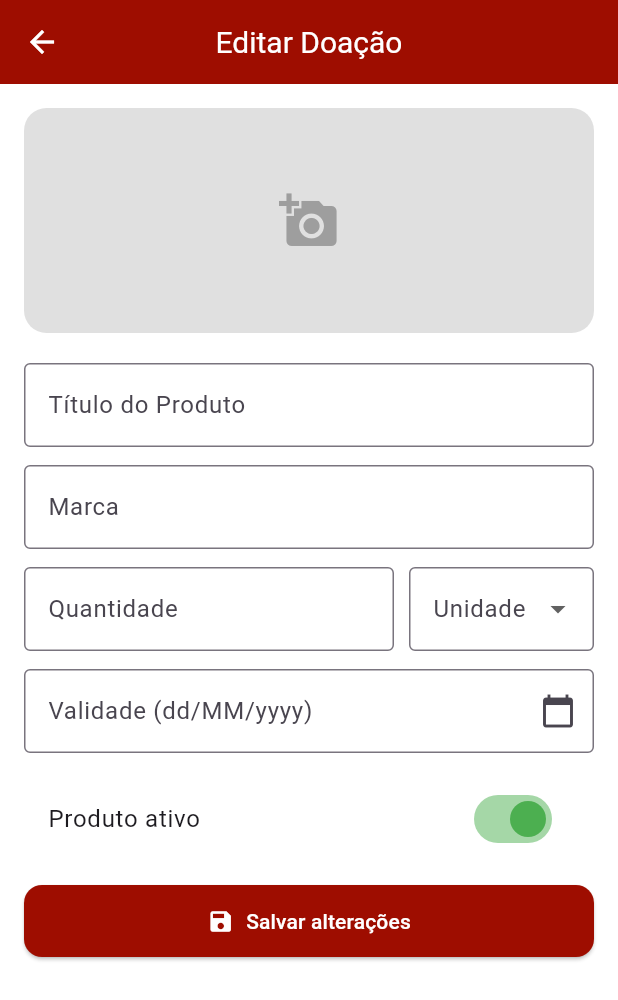
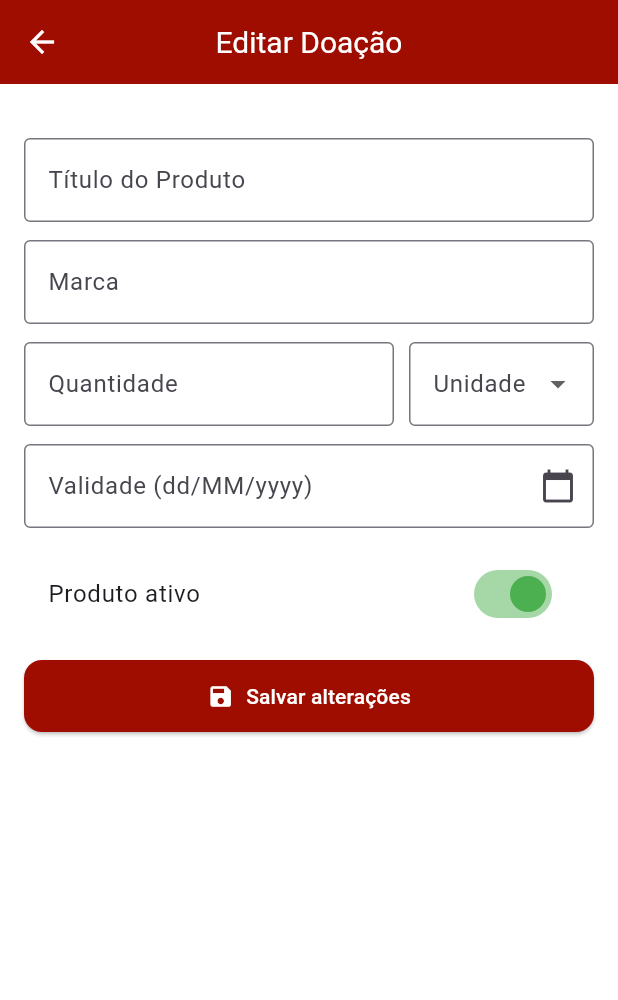
Before and after one commit to andreghenssler2/shareFood, a Flutter app: the EditarDoacaoPage screen opened directly with empty values, on a phone screen of 412 x 824 dp. Shown: the top 1000 px of the screen. Run offline on Flutter 3.47's test engine with Material 3 defaults, Android fonts, the phone set to English and light mode, and no system bars; our stand-ins replace cloud_firestore, firebase_auth, firebase_core, firebase_storage, font_awesome_flutter, image_picker and 1 more; accounts and stored records are empty; statements that could not run were skipped.

Commit message:
Editar Produto, filtro por produto v2

```diff
--- a/lib/features/parceiro/doacoes_parceiro_page.dart
+++ b/lib/features/parceiro/doacoes_parceiro_page.dart
@@ -11,7 +11,7 @@ class DoacoesParceiroPage extends StatefulWidget {
 }
 
 class _DoacoesParceiroPageState extends State<DoacoesParceiroPage> {
-  String filtro = 'todos'; // 🔹 controla o filtro ativo
+  String filtro = 'ativos'; // 🔹 controla o filtro ativo
 
   bool _isNearExpiration(DateTime validade, int days) {
     final hoje = DateTime.now();
--- a/lib/features/parceiro/editar_doacao_page.dart
+++ b/lib/features/parceiro/editar_doacao_page.dart
@@ -113,32 +113,32 @@ class _EditarDoacaoPageState extends State<EditarDoacaoPage> {
                 key: _formKey,
                 child: Column(
                   children: [
-                    GestureDetector(
-                      onTap: _selecionarImagem,
-                      child: ClipRRect(
-                        borderRadius: BorderRadius.circular(15),
-                        child: _imagemSelecionada != null
-                            ? Image.file(
-                                _imagemSelecionada!,
-                                height: 150,
-                                width: double.infinity,
-                                fit: BoxFit.cover,
-                              )
-                            : imagemUrl != null && imagemUrl.isNotEmpty
-                                ? Image.network(
-                                    imagemUrl,
-                                    height: 150,
-                                    width: double.infinity,
-                                    fit: BoxFit.cover,
-                                  )
-                                : Container(
-                                    height: 150,
-                                    width: double.infinity,
-                                    color: Colors.grey[300],
-                                    child: const Icon(Icons.add_a_photo, size: 40, color: Colors.grey),
-                                  ),
-                      ),
-                    ),
+                    // GestureDetector(
+                    //   onTap: _selecionarImagem,
+                    //   child: ClipRRect(
+                    //     borderRadius: BorderRadius.circular(15),
+                    //     child: _imagemSelecionada != null
+                    //         ? Image.file(
+                    //             _imagemSelecionada!,
+                    //             height: 150,
+                    //             width: double.infinity,
+                    //             fit: BoxFit.cover,
+                    //           )
+                    //         : imagemUrl != null && imagemUrl.isNotEmpty
+                    //             ? Image.network(
+                    //                 imagemUrl,
+                    //                 height: 150,
+                    //                 width: double.infinity,
+                    //                 fit: BoxFit.cover,
+                    //               )
+                    //             : Container(
+                    //                 height: 150,
+                    //                 width: double.infinity,
+                    //                 color: Colors.grey[300],
+                    //                 child: const Icon(Icons.add_a_photo, size: 40, color: Colors.grey),
+                    //               ),
+                    //   ),
+                    // ),
                     const SizedBox(height: 20),
                     TextFormField(
                       controller: _tituloController,
```
